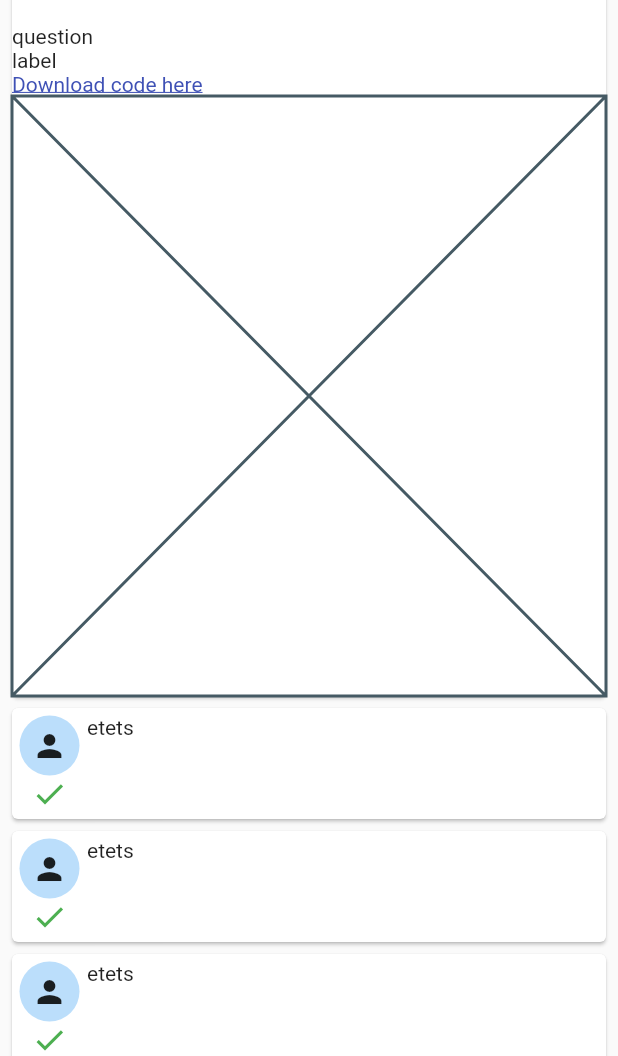
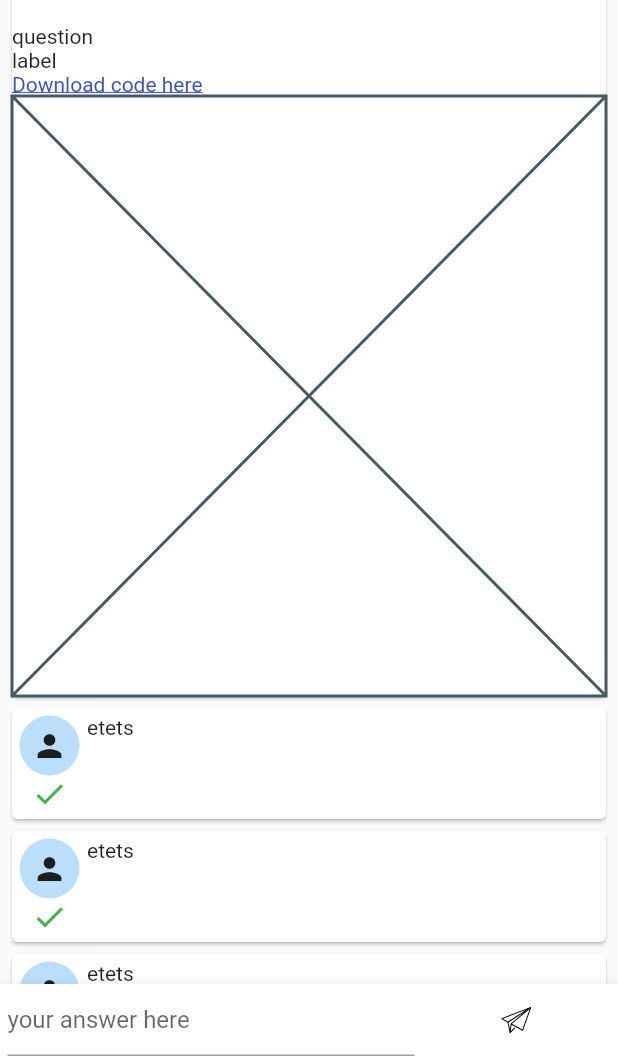
Before and after one commit to IslamulHadi/bketoan, a Flutter app: the DetailPertanyaan screen opened directly, on a phone screen of 412 x 824 dp, the part 180-1236 px from its top. Run offline on Flutter 3.47's test engine with Material 2 defaults, Android fonts, the phone set to English and light mode, and no system bars; our stand-ins replace flutter_svg.

Commit message:
new beta

```diff
--- a/bketoan/lib/screens/detail_pertanyaan_screen.dart
+++ b/bketoan/lib/screens/detail_pertanyaan_screen.dart
@@ -1,6 +1,7 @@
 import 'package:bketoan/components/jawaban_component.dart';
 import 'package:bketoan/components/pertanyaan_detail_component.dart';
 import 'package:flutter/material.dart';
+import 'package:flutter_svg/svg.dart';
 
 class DetailPertanyaan extends StatefulWidget {
   @override
@@ -24,16 +25,42 @@ class _DetailPertanyaanState extends State<DetailPertanyaan> {
                 children: <Widget>[
                   PertanyaanDetailComponent(),
                   Column(
-                  children: List.generate(10, (i){
+                    children: List.generate(10, (i) {
                       return JawabanComponent();
                     }),
                   ),
                 ],
-
               ),
             ),
           ),
         ),
-    );
+        bottomNavigationBar: BottomAppBar(
+          child: SafeArea(
+              minimum: EdgeInsets.only(left: 5.0),
+              child: Row(
+                mainAxisSize: MainAxisSize.min,
+                children: [
+                  Expanded(
+                    flex: 2,
+                    child: TextField(
+                        decoration:
+                            InputDecoration(hintText: 'your answer here')),
+                  ),
+                  Expanded(
+                    flex: 1,
+                    child: ButtonTheme(
+                      minWidth: 10.0,
+                        child: FlatButton(
+                      onPressed: () {},
+                      child: SvgPicture.asset(
+                        'assets/icons/send.svg',
+                        width: 20.0,
+                        height: 30.0,
+                      ),
+                    )),
+                  )
+                ],
+              )),
+        ));
   }
 }
```
Also changed, not shown: bketoan/assets/icons/send.svg (added). Lines whose indentation alone changed are shown as unchanged.
